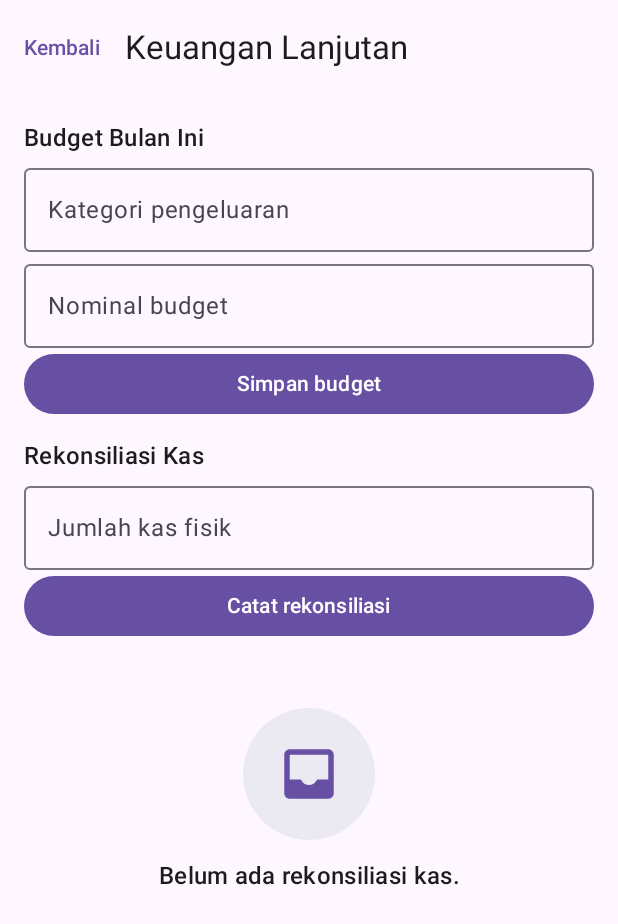
After one commit to nekonaru/kalkulasa, an Android app built with Jetpack Compose: the composable FinanceMoreScreen shown on its own in the app's theme, on a phone screen of 412 x 824 dp. The commit adds this screen. Shown: the top 924 px of the screen. Run offline under Robolectric (Android 15) with nearby library versions, the phone set to English and light mode, and no system bars; our stand-ins replace Dagger/Hilt's generated code, Room's generated code; 5 statements that could not run were skipped.

Commit message:
feat: v3.2.0 monthly budgets and cash reconciliation

```diff
--- a/app/build.gradle.kts
+++ b/app/build.gradle.kts
@@ -14,8 +14,8 @@ android {
         applicationId = "id.kalkulasa"
         minSdk = 24
         targetSdk = 35
-        versionCode = 21
-        versionName = "3.1.0"
+        versionCode = 22
+        versionName = "3.2.0"
 
         testInstrumentationRunner = "androidx.test.runner.AndroidJUnitRunner"
         resourceConfigurations += listOf("id", "en")
--- a/app/src/main/java/id/kalkulasa/di/AppModule.kt
+++ b/app/src/main/java/id/kalkulasa/di/AppModule.kt
@@ -36,6 +36,10 @@ import id.kalkulasa.data.repository.VoucherRepositoryImpl
 import id.kalkulasa.domain.repository.VoucherRepository
 import id.kalkulasa.data.repository.DepositRepositoryImpl
 import id.kalkulasa.domain.repository.DepositRepository
+import id.kalkulasa.data.repository.BudgetRepositoryImpl
+import id.kalkulasa.domain.repository.BudgetRepository
+import id.kalkulasa.data.repository.CashAuditRepositoryImpl
+import id.kalkulasa.domain.repository.CashAuditRepository
 import id.kalkulasa.data.repository.SupplierRepositoryImpl
 import id.kalkulasa.data.repository.CategoryRepositoryImpl
 import id.kalkulasa.data.repository.CustomerRepositoryImpl
@@ -169,6 +173,19 @@ object AppModule {
 
     @Provides
     @Singleton
+    fun provideBudgetRepository(db: KalkulasaDatabase, deviceId: String): BudgetRepository =
+        BudgetRepositoryImpl(db, deviceId)
+
+    @Provides
+    @Singleton
+    fun provideCashAuditRepository(
+        db: KalkulasaDatabase,
+        deviceId: String,
+        financeRepository: id.kalkulasa.domain.repository.FinanceRepository,
+    ): CashAuditRepository = CashAuditRepositoryImpl(db, deviceId, financeRepository)
+
+    @Provides
+    @Singleton
     fun provideFinanceRepository(db: KalkulasaDatabase, deviceId: String): FinanceRepository =
         FinanceRepositoryImpl(db, db.changeLogDao(), deviceId)
 
--- a/app/src/main/java/id/kalkulasa/presentation/finance/FinanceScreen.kt
+++ b/app/src/main/java/id/kalkulasa/presentation/finance/FinanceScreen.kt
@@ -71,6 +71,7 @@ fun FinanceScreen(
     onOpenAging: () -> Unit,
     onOpenInsights: () -> Unit,
     onOpenPromotion: () -> Unit,
+    onOpenFinanceMore: () -> Unit,
     viewModel: FinanceViewModel = hiltViewModel(),
 ) {
     val balance by viewModel.cashBalance.collectAsStateWithLifecycle()
@@ -135,6 +136,7 @@ fun FinanceScreen(
                     TextButton(onClick = onOpenActivity) { Text(context.getString(R.string.activity_open)) }
                     TextButton(onClick = onOpenAging) { Text(context.getString(R.string.aging_open)) }
                     TextButton(onClick = onOpenPromotion) { Text(context.getString(R.string.promotion_open)) }
+                    TextButton(onClick = onOpenFinanceMore) { Text(context.getString(R.string.finance_more_open)) }
                 }
             }
 
--- /dev/null
+++ b/app/src/main/java/id/kalkulasa/presentation/financemore/FinanceMoreScreen.kt
@@ -0,0 +1,116 @@
+@file:OptIn(androidx.compose.material3.ExperimentalMaterial3Api::class)
+
+package id.kalkulasa.presentation.financemore
+
+import androidx.compose.foundation.layout.Arrangement
+import androidx.compose.foundation.layout.Column
+import androidx.compose.foundation.layout.Row
+import androidx.compose.foundation.layout.fillMaxSize
+import androidx.compose.foundation.layout.fillMaxWidth
+import androidx.compose.foundation.layout.padding
+import androidx.compose.foundation.lazy.LazyColumn
+import androidx.compose.foundation.lazy.items
+import androidx.compose.material3.Button
+import androidx.compose.material3.Card
+import androidx.compose.material3.CardDefaults
+import androidx.compose.material3.LinearProgressIndicator
+import androidx.compose.material3.MaterialTheme
+import androidx.compose.material3.OutlinedTextField
+import androidx.compose.material3.Scaffold
+import androidx.compose.material3.SnackbarHost
+import androidx.compose.material3.SnackbarHostState
+import androidx.compose.material3.Text
+import androidx.compose.material3.TextButton
+import androidx.compose.material3.TopAppBar
+import androidx.compose.runtime.Composable
+import androidx.compose.runtime.LaunchedEffect
+import androidx.compose.runtime.getValue
+import androidx.compose.runtime.mutableStateOf
+import androidx.compose.runtime.remember
+import androidx.compose.runtime.setValue
+import androidx.compose.ui.Modifier
+import androidx.compose.ui.platform.LocalContext
+import androidx.compose.ui.unit.dp
+import androidx.hilt.navigation.compose.hiltViewModel
+import androidx.lifecycle.compose.collectAsStateWithLifecycle
+import id.kalkulasa.R
+import id.kalkulasa.core.util.DateFormatter
+import id.kalkulasa.core.util.RupiahFormatter
+import id.kalkulasa.presentation.component.KalkulasaEmptyState
+import id.kalkulasa.presentation.theme.Rugi
+import id.kalkulasa.presentation.theme.Sukses
+import kotlinx.coroutines.flow.collectLatest
+
+@Composable
+fun FinanceMoreScreen(
+    onBack: () -> Unit,
+    viewModel: FinanceMoreViewModel = hiltViewModel(),
+) {
+    val audits by viewModel.audits.collectAsStateWithLifecycle()
+    val budgetInput by viewModel.budgetInput.collectAsStateWithLifecycle()
+    val context = LocalContext.current
+    val snackbar = remember { SnackbarHostState() }
+    var kategori by remember { mutableStateOf("") }
+    var fisik by remember { mutableStateOf("") }
+    var budgets by remember { mutableStateOf<List<BudgetRow>>(emptyList()) }
+    var refresh by remember { mutableStateOf(0) }
+
+    LaunchedEffect(refresh) { budgets = viewModel.budgetRows() }
+    LaunchedEffect(Unit) {
+        viewModel.events.collectLatest { snackbar.showSnackbar(context.getString(R.string.saved_generic)) }
+    }
+
+    Scaffold(
+        snackbarHost = { SnackbarHost(snackbar) },
+        topBar = {
+            TopAppBar(
+                title = { Text(context.getString(R.string.finance_more_title)) },
+                navigationIcon = { TextButton(onClick = onBack) { Text(context.getString(R.string.button_back)) } },
+            )
+        },
+    ) { padding ->
+        LazyColumn(
+            modifier = Modifier.fillMaxSize().padding(padding).padding(16.dp),
+            verticalArrangement = Arrangement.spacedBy(12.dp),
+        ) {
+            item {
+                Text(context.getString(R.string.budget_title), style = MaterialTheme.typography.titleMedium)
+                OutlinedTextField(kategori, { kategori = it }, label = { Text(context.getString(R.string.expense_category)) }, singleLine = true, modifier = Modifier.fillMaxWidth())
+                OutlinedTextField(budgetInput, viewModel::onBudgetInput, label = { Text(context.getString(R.string.budget_nominal)) }, singleLine = true, modifier = Modifier.fillMaxWidth())
+                Button(onClick = { viewModel.saveBudget(kategori); refresh++; kategori = "" }, modifier = Modifier.fillMaxWidth()) {
+                    Text(context.getString(R.string.budget_save))
+                }
+                budgets.forEach { row ->
+                    Card(colors = CardDefaults.cardColors(containerColor = MaterialTheme.colorScheme.surface), modifier = Modifier.fillMaxWidth().padding(top = 8.dp)) {
+                        Column(modifier = Modifier.padding(12.dp)) {
+                            Text("${row.kategori}: ${RupiahFormatter.format(row.terpakai)} / ${RupiahFormatter.format(row.anggaran)}")
+                            LinearProgressIndicator(progress = { ((row.persen / 100.0).coerceIn(0.0, 1.0)).toFloat() }, modifier = Modifier.fillMaxWidth().padding(top = 4.dp))
+                        }
+                    }
+                }
+            }
+            item {
+                Text(context.getString(R.string.cash_audit_title), style = MaterialTheme.typography.titleMedium)
+                OutlinedTextField(fisik, { fisik = it.filter(Char::isDigit) }, label = { Text(context.getString(R.string.cash_audit_physical)) }, singleLine = true, modifier = Modifier.fillMaxWidth())
+                Button(onClick = { viewModel.recordAudit(fisik, ""); fisik = "" }, modifier = Modifier.fillMaxWidth()) {
+                    Text(context.getString(R.string.cash_audit_save))
+                }
+            }
+            if (audits.isEmpty()) {
+                item { KalkulasaEmptyState(title = context.getString(R.string.cash_audit_empty), body = "") }
+            } else {
+                items(audits, key = { it.id }) { audit ->
+                    Card(colors = CardDefaults.cardColors(containerColor = MaterialTheme.colorScheme.surface)) {
+                        Row(modifier = Modifier.fillMaxWidth().padding(12.dp), horizontalArrangement = Arrangement.SpaceBetween) {
+                            Column {
+                                Text(DateFormatter.formatDateTime(audit.waktu))
+                                Text("${context.getString(R.string.cash_audit_system)}: ${RupiahFormatter.format(audit.sistem)}")
+                            }
+                            Text(RupiahFormatter.format(audit.selisih), color = if (audit.selisih >= 0) Sukses else Rugi)
+                        }
+                    }
+                }
+            }
+        }
+    }
+}
--- /dev/null
+++ b/app/src/main/java/id/kalkulasa/presentation/financemore/FinanceMoreViewModel.kt
@@ -0,0 +1,91 @@
+package id.kalkulasa.presentation.financemore
+
+import androidx.lifecycle.ViewModel
+import androidx.lifecycle.viewModelScope
+import dagger.hilt.android.lifecycle.HiltViewModel
+import id.kalkulasa.core.util.DateFormatter
+import id.kalkulasa.core.util.RupiahFormatter
+import id.kalkulasa.domain.model.CashAudit
+import id.kalkulasa.domain.repository.BudgetRepository
+import id.kalkulasa.domain.repository.CashAuditRepository
+import id.kalkulasa.domain.repository.FinanceRepository
+import id.kalkulasa.domain.repository.PayableRepository
+import id.kalkulasa.domain.usecase.KeuanganLanjutanUseCase
+import id.kalkulasa.domain.usecase.PiutangAgingUseCase
+import kotlinx.coroutines.channels.Channel
+import kotlinx.coroutines.flow.Flow
+import kotlinx.coroutines.flow.MutableStateFlow
+import kotlinx.coroutines.flow.SharingStarted
+import kotlinx.coroutines.flow.StateFlow
+import kotlinx.coroutines.flow.asStateFlow
+import kotlinx.coroutines.flow.combine
+import kotlinx.coroutines.flow.first
+import kotlinx.coroutines.flow.receiveAsFlow
+import kotlinx.coroutines.flow.stateIn
+import kotlinx.coroutines.launch
+import javax.inject.Inject
+
+data class BudgetRow(val kategori: String, val anggaran: Long, val terpakai: Long, val persen: Double)
+
+@HiltViewModel
+class FinanceMoreViewModel @Inject constructor(
+    private val budgetRepository: BudgetRepository,
+    private val cashAuditRepository: CashAuditRepository,
+    private val financeRepository: FinanceRepository,
+    private val payableRepository: PayableRepository,
+) : ViewModel() {
+
+    val audits: StateFlow<List<CashAudit>> = cashAuditRepository.observeRecent(100)
+        .stateIn(viewModelScope, SharingStarted.WhileSubscribed(5_000), emptyList())
+
+    private val _budgetInput = MutableStateFlow("")
+    val budgetInput: StateFlow<String> = _budgetInput.asStateFlow()
+
+    private val _events = Channel<String>(Channel.BUFFERED)
+    val events: Flow<String> = _events.receiveAsFlow()
+
+    fun onBudgetInput(value: String) { _budgetInput.value = value.filter(Char::isDigit) }
+
+    fun saveBudget(kategori: String) {
+        val nominal = RupiahFormatter.parseOrZero(_budgetInput.value)
+        if (kategori.isBlank() || nominal <= 0) return
+        val bulan = DateFormatter.fileStamp(System.currentTimeMillis()).take(6)
+        viewModelScope.launch {
+            budgetRepository.save(kategori, nominal, bulan).onSuccess { _events.send("SAVED") }
+        }
+    }
+
+    fun recordAudit(fisikText: String, catatan: String) {
+        val fisik = RupiahFormatter.parseOrZero(fisikText)
+        if (fisik <= 0) return
+        viewModelScope.launch {
+            val sistem = financeRepository.cashBalance()
+            cashAuditRepository.record(sistem, fisik, catatan).onSuccess { _events.send("SAVED") }
+        }
+    }
+
+    suspend fun budgetRows(): List<BudgetRow> {
+        val bulan = DateFormatter.fileStamp(System.currentTimeMillis()).take(6)
+        val budgets = budgetRepository.observeForMonth(bulan).first()
+        val spent = financeRepository.expensesByCategoryBetween(
+            DateFormatter.startOfMonth(), DateFormatter.endOfDay(),
+        ).associateBy { it.nama }
+        return budgets.map { b ->
+            val used = spent[b.kategoriNama]?.total ?: 0L
+            BudgetRow(
+                b.kategoriNama, b.nominal, used,
+                KeuanganLanjutanUseCase.persentaseBudget(used, b.nominal),
+            )
+        }
+    }
+
+    suspend fun payableAging(): Map<PiutangAgingUseCase.Bucket, Long> {
+        val payables = payableRepository.observeAll().first()
+        val now = System.currentTimeMillis()
+        return PiutangAgingUseCase.totals(
+            payables.filter { !it.isLunas }.map {
+                Triple(it.sisa, it.jatuhTempo, now)
+            },
+        )
+    }
+}
--- a/app/src/main/java/id/kalkulasa/presentation/navigation/KalkulasaNavHost.kt
+++ b/app/src/main/java/id/kalkulasa/presentation/navigation/KalkulasaNavHost.kt
@@ -39,6 +39,7 @@ import id.kalkulasa.presentation.insights.InsightsScreen
 import id.kalkulasa.presentation.paymenthistory.PaymentHistoryScreen
 import id.kalkulasa.presentation.attendancereport.AttendanceReportScreen
 import id.kalkulasa.presentation.promotion.PromotionScreen
+import id.kalkulasa.presentation.financemore.FinanceMoreScreen
 import id.kalkulasa.presentation.cashier.CashierScreen
 import id.kalkulasa.presentation.customer.CustomersScreen
 import id.kalkulasa.presentation.finance.FinanceScreen
@@ -170,6 +171,7 @@ fun KalkulasaNavHost(startDestination: String) {
                     onOpenAging = { navController.navigate(Routes.AGING) },
                     onOpenInsights = { navController.navigate(Routes.INSIGHTS) },
                     onOpenPromotion = { navController.navigate(Routes.PROMOTION) },
+                    onOpenFinanceMore = { navController.navigate(Routes.FINANCE_MORE) },
                 )
             }
             composable(Routes.ACTIVITY) { ActivityScreen(onBack = { navController.popBackStack() }) }
@@ -178,6 +180,7 @@ fun KalkulasaNavHost(startDestination: String) {
             composable(Routes.PAYMENT_HISTORY) { PaymentHistoryScreen(onBack = { navController.popBackStack() }) }
             composable(Routes.ATTENDANCE_REPORT) { AttendanceReportScreen(onBack = { navController.popBackStack() }) }
             composable(Routes.PROMOTION) { PromotionScreen(onBack = { navController.popBackStack() }) }
+            composable(Routes.FINANCE_MORE) { FinanceMoreScreen(onBack = { navController.popBackStack() }) }
             composable(Routes.TARGET) {
                 TargetScreen(onBack = { navController.popBackStack() })
             }
--- a/app/src/main/java/id/kalkulasa/presentation/navigation/Routes.kt
+++ b/app/src/main/java/id/kalkulasa/presentation/navigation/Routes.kt
@@ -27,5 +27,6 @@ object Routes {
     const val PAYMENT_HISTORY = "payment-history"
     const val ATTENDANCE_REPORT = "attendance-report"
     const val PROMOTION = "promotion"
+    const val FINANCE_MORE = "finance-more"
     const val NO_SUPPLIER = "__no_supplier__"
 }
--- a/app/src/main/res/values/strings.xml
+++ b/app/src/main/res/values/strings.xml
@@ -505,4 +505,14 @@
     <string name="product_location">Lokasi/rak</string>
     <string name="product_conversion_unit">Satuan konversi</string>
     <string name="product_conversion_qty">Jumlah per konversi</string>
+    <string name="finance_more_title">Keuangan Lanjutan</string>
+    <string name="finance_more_open">Budget dan Rekonsiliasi</string>
+    <string name="budget_title">Budget Bulan Ini</string>
+    <string name="budget_nominal">Nominal budget</string>
+    <string name="budget_save">Simpan budget</string>
+    <string name="cash_audit_title">Rekonsiliasi Kas</string>
+    <string name="cash_audit_physical">Jumlah kas fisik</string>
+    <string name="cash_audit_system">Kas sistem</string>
+    <string name="cash_audit_save">Catat rekonsiliasi</string>
+    <string name="cash_audit_empty">Belum ada rekonsiliasi kas.</string>
 </resources>
```
Also changed, not shown: app/src/main/java/id/kalkulasa/data/local/KalkulasaDatabase.kt (+29 -2 lines), app/src/main/java/id/kalkulasa/data/local/dao/Daos.kt (+26 -0 lines), app/src/main/java/id/kalkulasa/data/local/entity/Entities.kt (+25 -0 lines), app/src/main/java/id/kalkulasa/data/repository/BackupRepositoryImpl.kt (+32 -1 lines), app/src/main/java/id/kalkulasa/data/repository/FinanceLanjutanRepositoryImpl.kt (added, +74 -0 lines), app/src/main/java/id/kalkulasa/domain/model/Models.kt (+12 -0 lines), app/src/main/java/id/kalkulasa/domain/repository/Repositories.kt (+12 -0 lines), app/src/main/java/id/kalkulasa/domain/usecase/KeuanganLanjutanUseCase.kt (added, +18 -0 lines), 6 other files.
